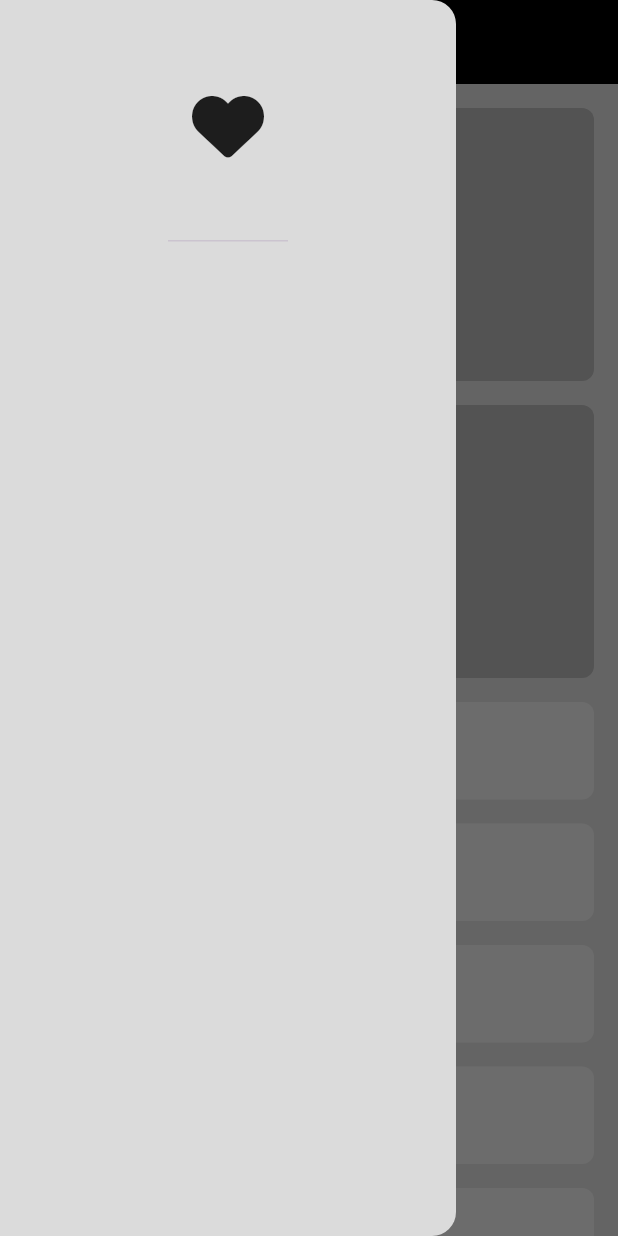
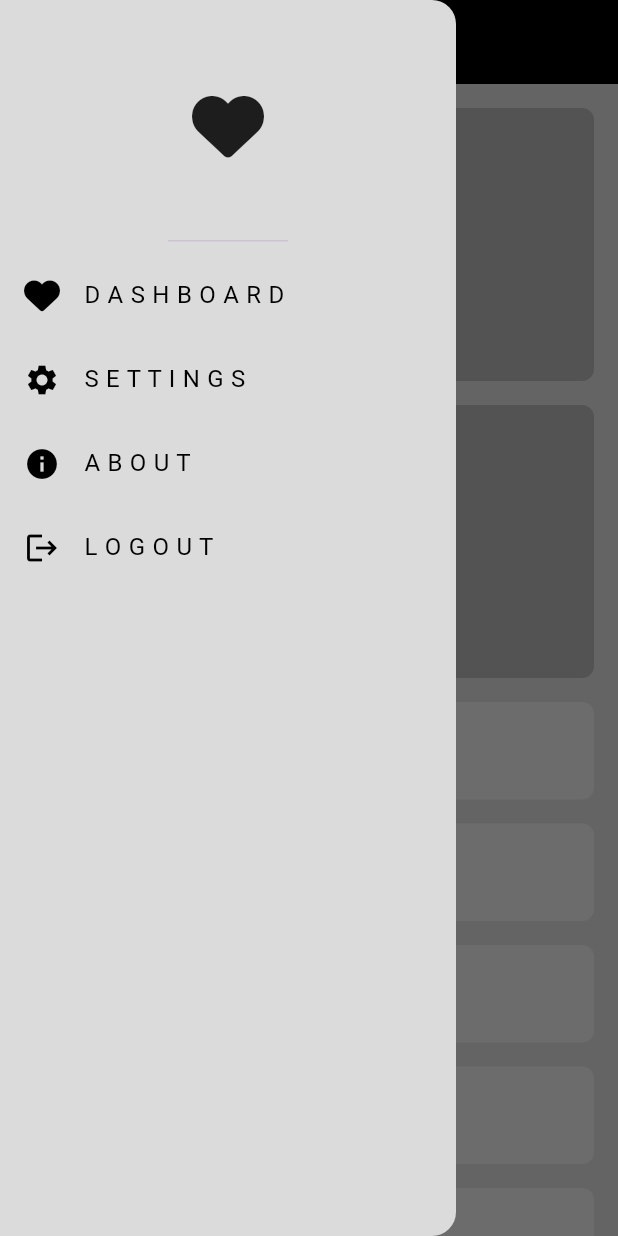
Before and after one commit to Mohhosny2k/responsive_adaptive_ui_design, a Flutter app: the screen it shows after launch, with the side drawer open, on a phone screen of 412 x 824 dp. Run offline on Flutter 3.47's test engine with Material 3 defaults, Android fonts, the phone set to English and light mode, and no system bars; our stand-ins replace font_awesome_flutter.

Commit message:
mobile layout done

```diff
--- a/lib/models/drawer_item_model.dart
+++ b/lib/models/drawer_item_model.dart
@@ -1,8 +1,8 @@
 import 'package:flutter/material.dart';
 
-class DrawarItemModel {
+class DrawerItemModel {
   final String title;
   final IconData icon;
 
-  DrawarItemModel({required this.title, required this.icon});
+const  DrawerItemModel({required this.title, required this.icon});
 }
--- a/lib/views/widgets/custom_drawer.dart
+++ b/lib/views/widgets/custom_drawer.dart
@@ -2,19 +2,26 @@ import 'package:flutter/material.dart';
 import 'package:font_awesome_flutter/font_awesome_flutter.dart';
 import 'package:responsive_adaptive_ui_design/views/widgets/custom_drawer_item.dart';
 
+import '../../models/drawer_item_model.dart';
+import 'custom_drawer_items_list_view.dart';
+
 class CustomDrawer extends StatelessWidget {
   const CustomDrawer({super.key});
-
+  final List<DrawerItemModel> items = const [
+    DrawerItemModel(title: 'D A S H B O A R D', icon: FontAwesomeIcons.solidHeart),
+    DrawerItemModel(title: 'S E T T I N G S', icon: Icons.settings),
+    DrawerItemModel(title: 'A B O U T', icon: Icons.info),
+    DrawerItemModel(title: 'L O G O U T', icon: Icons.logout),
+  ];
   @override
   Widget build(BuildContext context) {
-    return const Drawer(
-      backgroundColor: Color(0xffDBDBDB),
-      child: Column(
-        children: [
-          DrawerHeader(child: Icon(FontAwesomeIcons.solidHeart,size:48)),
+    return  Drawer(
+      backgroundColor:const Color(0xffDBDBDB),
+      child: Column(children: [
+      const  DrawerHeader(child: Icon(FontAwesomeIcons.solidHeart, size: 48)),
         //  CustomDrawerItem(),
-        ]
-      ),
+        CustomDrawerItemsListView(items: items),
+      ]),
     );
   }
 }
--- a/lib/views/widgets/custom_drawer_item.dart
+++ b/lib/views/widgets/custom_drawer_item.dart
@@ -4,7 +4,7 @@ import '../../models/drawer_item_model.dart';
 
 class CustomDrawerItem extends StatelessWidget {
   const CustomDrawerItem({super.key, required this.drawerItemModel});
-  final DrawarItemModel drawerItemModel;
+  final DrawerItemModel drawerItemModel;
   @override
   Widget build(BuildContext context) {
     return ListTile(
@@ -13,7 +13,7 @@ class CustomDrawerItem extends StatelessWidget {
         color: Colors.black,
       ),
       title: Text(
-      drawerItemModel.title  ,  //D A S H B O A R D
+        drawerItemModel.title, //D A S H B O A R D
         style: TextStyle(color: Colors.black),
       ),
     );
--- /dev/null
+++ b/lib/views/widgets/custom_drawer_items_list_view.dart
@@ -0,0 +1,25 @@
+
+import 'package:flutter/material.dart';
+
+import '../../models/drawer_item_model.dart';
+import 'custom_drawer_item.dart';
+
+class CustomDrawerItemsListView extends StatelessWidget {
+  const CustomDrawerItemsListView({
+    super.key,
+    required this.items,
+  });
+
+  final List<DrawerItemModel> items;
+
+  @override
+  Widget build(BuildContext context) {
+    return ListView.builder(
+      itemCount: items.length,
+      shrinkWrap: true,
+      physics: const NeverScrollableScrollPhysics(),
+      itemBuilder: (context, index) {
+      return CustomDrawerItem(drawerItemModel: items[index]);
+    });
+  }
+}
```
